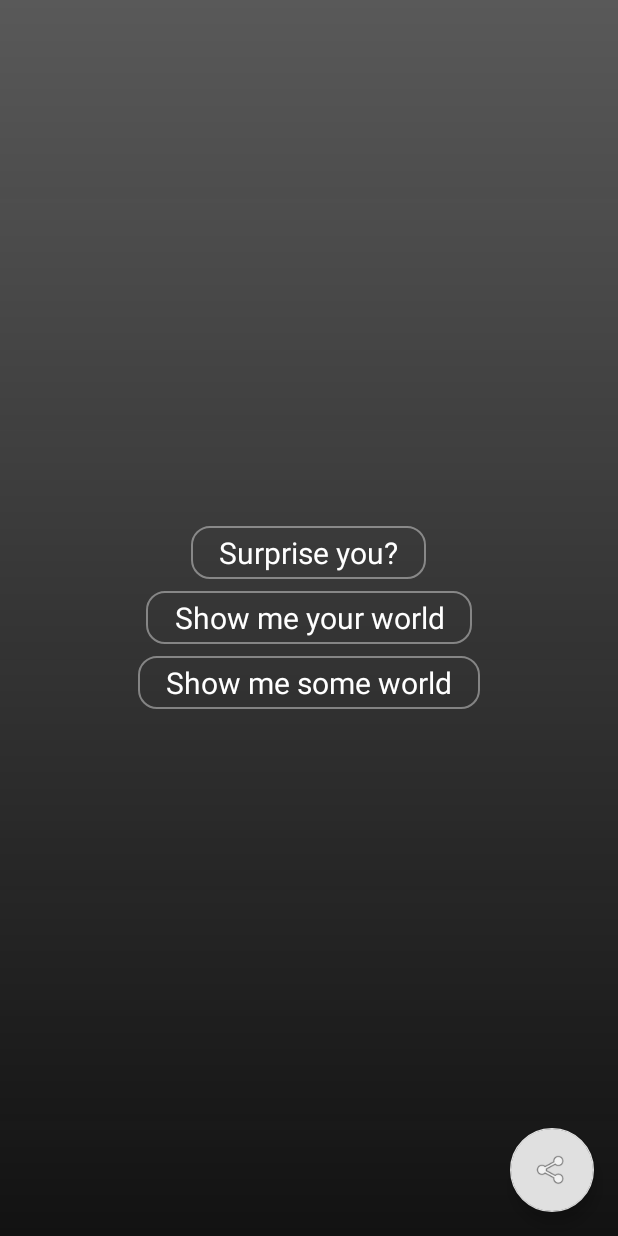
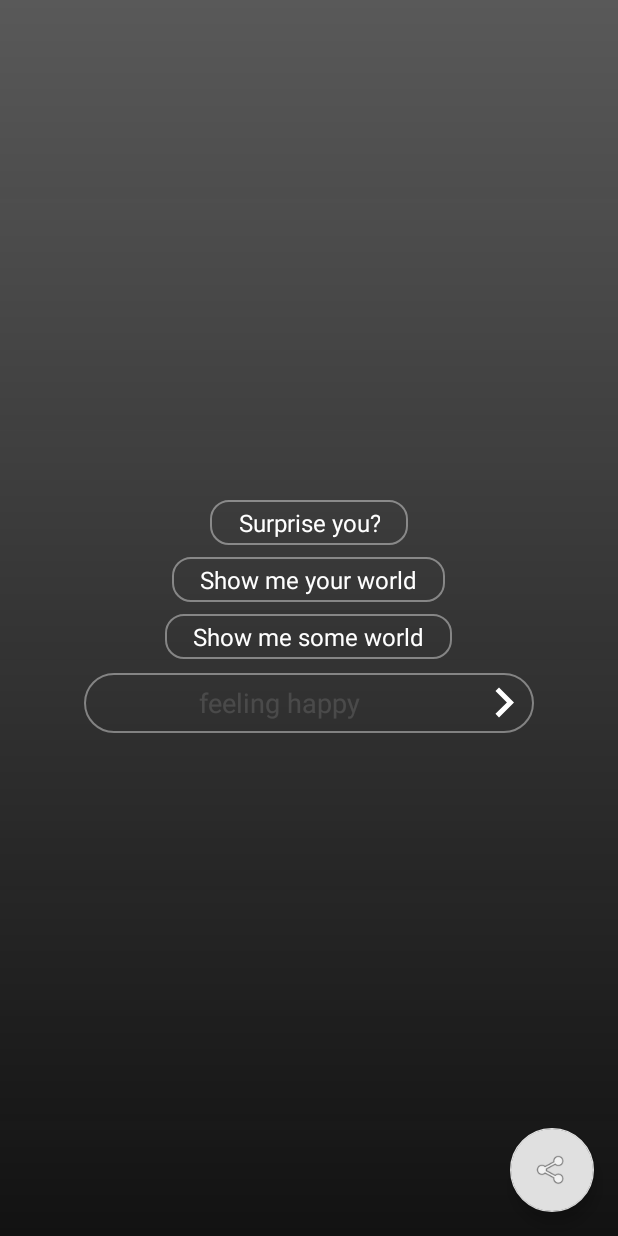
Before and after one commit to SandeepNadella/Exalty, an Android app: the screen it shows after launch (MainActivity), on a phone screen of 412 x 824 dp. Run offline under Robolectric (Android 15) with nearby library versions, the phone set to English and light mode, and no system bars; libraries missing offline, so code that uses them is left out: com.google.firebase.ml.

Commit message:
Working Calendar Events Fetch and User Mood Input

```diff
--- a/app/src/main/AndroidManifest.xml
+++ b/app/src/main/AndroidManifest.xml
@@ -8,6 +8,7 @@
     <uses-permission android:name="android.permission.READ_EXTERNAL_STORAGE" />
     <uses-permission android:name="android.permission.WRITE_EXTERNAL_STORAGE" />
     <uses-permission android:name="android.permission.INTERNET" />
+    <uses-permission android:name="android.permission.READ_CALENDAR" />
     <uses-feature android:name="android.hardware.camera" android:required="true" />
     <uses-feature android:name="android.hardware.camera.autofocus" />
 
--- /dev/null
+++ b/app/src/main/res/drawable-anydpi/ic_go_arrow.xml
@@ -0,0 +1,10 @@
+<vector xmlns:android="http://schemas.android.com/apk/res/android"
+    android:width="40dp"
+    android:height="40dp"
+    android:viewportWidth="24"
+    android:viewportHeight="24"
+    android:tint="#FFFFFF">
+    <path
+        android:fillColor="#FF000000"
+        android:pathData="M8.59,16.34l4.58,-4.59 -4.58,-4.59L10,5.75l6,6 -6,6z"/>
+</vector>
--- /dev/null
+++ b/app/src/main/res/drawable/text_input.xml
@@ -0,0 +1,8 @@
+<shape xmlns:android="http://schemas.android.com/apk/res/android"
+    android:shape="rectangle">
+    <solid android:color="#00000000" />
+    <stroke android:width="1dp"
+        android:color="@color/cat_white_40" />
+    <corners
+        android:radius="80sp"/>
+</shape>
--- a/app/src/main/res/layout/content_main.xml
+++ b/app/src/main/res/layout/content_main.xml
@@ -36,5 +36,21 @@
         android:layout_width="wrap_content"
         android:layout_height="wrap_content"
         android:filterTouchesWhenObscured="false" />
+    <EditText
+        android:id="@+id/captureUserInputMood"
+        android:layout_width="300dp"
+        android:layout_height="40dp"
+        android:layout_margin="5dp"
+        android:textColorHint="@color/cat_white_12_5"
+        android:ems="10"
+        android:hint="feeling happy"
+        android:ellipsize="start"
+        android:background="@drawable/text_input"
+        android:drawableRight="@drawable/ic_go_arrow"
+        android:backgroundTint="@android:color/white"
+        android:textColor="@android:color/white"
+        android:gravity="center"
+        android:singleLine="true">
+    </EditText>
   </LinearLayout>
 </RelativeLayout>
--- a/app/src/main/res/values/cat_styles.xml
+++ b/app/src/main/res/values/cat_styles.xml
@@ -34,7 +34,6 @@
     <style name="Widget.Cat.Button.Large">
         <item name="android:layout_margin">4dp</item>
         <item name="android:gravity">center</item>
-        <item name="android:textSize">20sp</item>
         <item name="android:paddingTop">4dp</item>
         <item name="android:paddingBottom">4dp</item>
         <item name="android:background">@drawable/cat_button_large</item>
--- a/app/src/main/res/values/styles.xml
+++ b/app/src/main/res/values/styles.xml
@@ -22,4 +22,7 @@
     <style name="LauncherTheme" parent="AppTheme">
         <item name="android:windowBackground">@drawable/bg_launcher</item>
     </style>
+    <style name="TextStyle" parent="TextAppearance.AppCompat">
+        <item name="android:textColorHint">@android:color/white</item>
+    </style>
 </resources>
```
Also changed, not shown: app/src/main/java/com/rekam/exalty/MainActivity.java (+127 -21 lines), app/src/main/res/drawable-hdpi/ic_go_arrow.png (added), app/src/main/res/drawable-mdpi/ic_go_arrow.png (added), app/src/main/res/drawable-xhdpi/ic_go_arrow.png (added), app/src/main/res/drawable-xxhdpi/ic_go_arrow.png (added), 397 other files.
